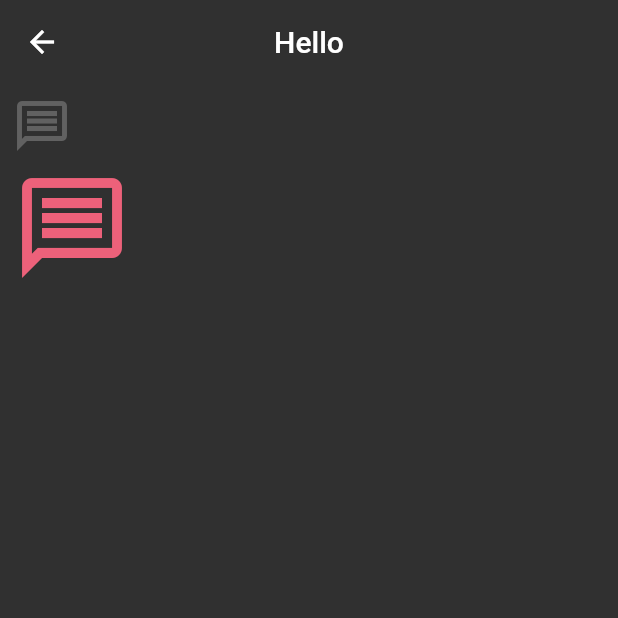
After one commit to mustafaalpyanikoglu/Flutter-Full-Learn, a Flutter app: the IconLearnView screen opened directly, on a phone screen of 412 x 824 dp, the top half of it. The commit adds this screen. Run offline on Flutter 3.47's test engine with Material 2 defaults, Android fonts, the phone set to English and light mode, and no system bars.

Commit message:
feat: #3 completed theme data, color

```diff
--- /dev/null
+++ b/lib/101/icon_learn.dart
@@ -0,0 +1,46 @@
+import 'package:flutter/material.dart';
+
+class IconLearnView extends StatelessWidget {
+  IconLearnView({super.key});
+  final String _title = 'Hello';
+  final IconSizes iconSizes = IconSizes();
+  final IconColors iconColors = IconColors();
+  @override
+  Widget build(BuildContext context) {
+    return Scaffold(
+      appBar: AppBar(
+        title: Text(_title),
+      ),
+      body: Column(
+        children: [
+          IconButton(
+              onPressed: () {},
+              icon: Icon(
+                Icons.message_outlined,
+                color: Theme.of(context).colorScheme.background,
+                size: iconSizes.iconSmall,
+              )),
+          IconButton(
+              onPressed: () {},
+              icon: Icon(
+                Icons.message_outlined,
+                color: iconColors.froly,
+                size: IconSizes.iconSmall2x,
+              )),
+          const SizedBox(
+            height: 50,
+          )
+        ],
+      ),
+    );
+  }
+}
+
+class IconSizes {
+  final double iconSmall = 40;
+  static const double iconSmall2x = 80;
+}
+
+class IconColors {
+  final Color froly = const Color(0xffED617A);
+}
```
Also changed, not shown: lib/101/app_bar_learn.dart (added, +25 -0 lines), lib/101/color_learn.dart (added, +28 -0 lines), lib/main.dart (+14 -2 lines).
